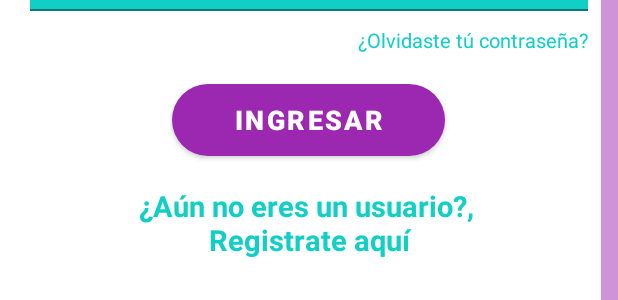
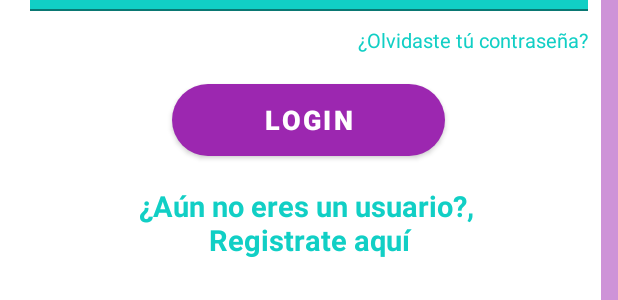
Before and after one commit to Mauri20/ProyectoIV, an Android app: the layout activity_login.xml on its own in the app's theme, with its tools: preview values and no code run, on a phone screen of 412 x 824 dp. Shown: the part 545-845 px from the top of the screen. Run offline under Robolectric (Android 15) with nearby library versions, the phone set to English and light mode, and no system bars; plain views replace CircularProgressButton.

Commit message:
Login y Registro de usuario
Se puede iniciar sesion con 5 usuarios estaticos, o tambien se pueden agregar otros que sirvan durante la ejecucion de la aplicacion

```diff
--- a/ZeligStore/app/src/main/res/layout/activity_login.xml
+++ b/ZeligStore/app/src/main/res/layout/activity_login.xml
@@ -37,7 +37,7 @@
                 style="@style/parent"
                 android:layout_marginTop="@dimen/loginViewsMargin">
                 <EditText
-                    android:id="@+id/editTextEmail"
+                    android:id="@+id/et_User"
                     style="@style/modifiedEditText"
                     android:hint="@string/login_hint"
                     android:inputType="text"
@@ -49,7 +49,7 @@
                 style="@style/parent"
                 android:layout_marginTop="@dimen/loginViewsMargin">
                 <EditText
-                    android:id="@+id/editTextPassword"
+                    android:id="@+id/et_Password"
                     style="@style/modifiedEditText"
                     android:hint="@string/password_hint"
                     android:inputType="textPassword"
@@ -57,18 +57,21 @@
                     android:maxLines="1" />
             </com.google.android.material.textfield.TextInputLayout>
             <TextView
+                android:id="@+id/tv_Forgot"
                 style="@style/viewParent"
                 android:layout_gravity="end"
                 android:layout_marginTop="10dp"
                 android:text="¿Olvidaste tú contraseña?"
                 android:textColor="@color/primaryTextColor"
                 android:textSize="6pt" />x
+
             <br.com.simplepass.loading_button_lib.customViews.CircularProgressButton
-                android:id="@+id/cirLoginButton"
+                android:id="@+id/btn_Login"
                 style="@style/loginButton"
                 android:layout_gravity="center_horizontal"
                 android:layout_marginTop="@dimen/loginViewsMargin"
-                android:text="Ingresar"
+                android:onClick="evalCredentials"
+                android:text="@string/login"
                 android:textSize="8pt"
                 app:initialCornerAngle="27dp"
                 app:spinning_bar_color="#FFF"
@@ -133,6 +136,7 @@
         android:layout_alignParentRight="true"
         android:layout_marginTop="20dp"
         android:background="@drawable/ic_side_bg" />
+
     <ImageView
         android:layout_width="wrap_content"
         android:layout_height="wrap_content"
--- a/ZeligStore/app/src/main/res/values/strings.xml
+++ b/ZeligStore/app/src/main/res/values/strings.xml
@@ -2,4 +2,8 @@
     <string name="app_name">ZeligStore</string>
     <string name="login_hint">Usuario</string>
     <string name="password_hint">Contraseña</string>
+    <string name="name">Nombre</string>
+    <string name="number">Número de Teléfono</string>
+    <string name="login">Login</string>
+    <string name="save">Registrar</string>
 </resources>
```
Also changed, not shown: ZeligStore/app/src/main/java/com/claseoct/zeligstore/LoginActivity.kt (+50 -0 lines), ZeligStore/app/src/main/java/com/claseoct/zeligstore/NewUserActivity.kt (+36 -0 lines), ZeligStore/app/src/main/res/layout/activity_new_user.xml (+9 -8 lines).
